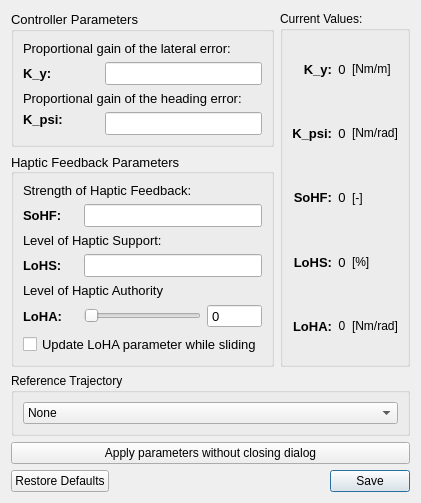
Old version of the form modules/steeringwheelcontrol/action/swcontrollers/ui/fdca_settings_ui.ui in the repository tud-hri/joan.
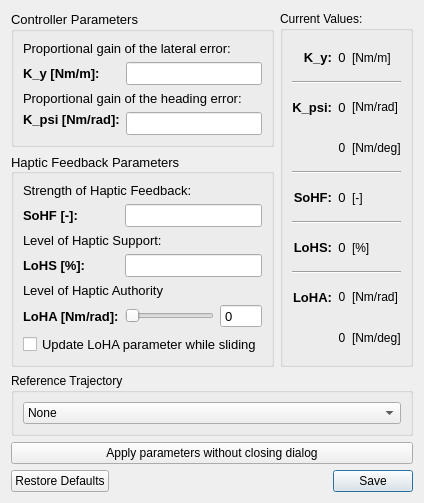
New version of the form.

Commit message: fdca plotter with legends and davids requests

```diff
--- a/modules/steeringwheelcontrol/action/swcontrollers/ui/fdca_settings_ui.ui
+++ b/modules/steeringwheelcontrol/action/swcontrollers/ui/fdca_settings_ui.ui
@@ -75,7 +75,7 @@
            </font>
           </property>
           <property name="text">
-           <string>K_y:</string>
+           <string>K_y [Nm/m]:</string>
           </property>
          </widget>
         </item>
@@ -153,7 +153,7 @@
            </font>
           </property>
           <property name="text">
-           <string>K_psi:</string>
+           <string>K_psi [Nm/rad]:</string>
           </property>
           <property name="alignment">
            <set>Qt::AlignLeading|Qt::AlignLeft|Qt::AlignTop</set>
@@ -293,7 +293,7 @@
            </font>
           </property>
           <property name="text">
-           <string>SoHF:</string>
+           <string>SoHF [-]:</string>
           </property>
          </widget>
         </item>
@@ -307,7 +307,7 @@
            </font>
           </property>
           <property name="text">
-           <string>LoHS:</string>
+           <string>LoHS [%]:</string>
           </property>
          </widget>
         </item>
@@ -321,7 +321,7 @@
            </font>
           </property>
           <property name="text">
-           <string>LoHA:</string>
+           <string>LoHA [Nm/rad]:</string>
           </property>
          </widget>
         </item>
@@ -458,17 +458,17 @@
       <string>Current Values:</string>
      </property>
      <layout class="QGridLayout" name="gridLayout_2">
-      <item row="5" column="0">
+      <item row="1" column="0">
        <layout class="QGridLayout" name="gridLayout_7">
-        <item row="3" column="1">
-         <widget class="QLabel" name="lbl_lohs">
-          <property name="font">
-           <font>
-            <pointsize>10</pointsize>
-            <weight>50</weight>
-            <bold>false</bold>
-           </font>
+        <item row="7" column="2">
+         <widget class="QLabel" name="label_14">
+          <property name="text">
+           <string>[Nm/deg]</string>
           </property>
+         </widget>
+        </item>
+        <item row="7" column="1">
+         <widget class="QLabel" name="lbl_k_psi_deg">
           <property name="text">
            <string>0</string>
           </property>
@@ -477,7 +477,7 @@
           </property>
          </widget>
         </item>
-        <item row="2" column="1">
+        <item row="9" column="1">
          <widget class="QLabel" name="lbl_sohf">
           <property name="font">
            <font>
@@ -495,6 +495,23 @@
          </widget>
         </item>
         <item row="2" column="0">
+         <widget class="QLabel" name="label_5">
+          <property name="font">
+           <font>
+            <pointsize>10</pointsize>
+            <weight>75</weight>
+            <bold>true</bold>
+           </font>
+          </property>
+          <property name="text">
+           <string>K_psi:</string>
+          </property>
+          <property name="alignment">
+           <set>Qt::AlignRight|Qt::AlignTrailing|Qt::AlignVCenter</set>
+          </property>
+         </widget>
+        </item>
+        <item row="9" column="0">
          <widget class="QLabel" name="label_4">
           <property name="font">
            <font>
@@ -511,7 +528,7 @@
           </property>
          </widget>
         </item>
-        <item row="3" column="0">
+        <item row="11" column="0">
          <widget class="QLabel" name="label_3">
           <property name="font">
            <font>
@@ -528,23 +545,6 @@
           </property>
          </widget>
         </item>
-        <item row="1" column="0">
-         <widget class="QLabel" name="label_5">
-          <property name="font">
-           <font>
-            <pointsize>10</pointsize>
-            <weight>75</weight>
-            <bold>true</bold>
-           </font>
-          </property>
-          <property name="text">
-           <string>K_psi:</string>
-          </property>
-          <property name="alignment">
-           <set>Qt::AlignRight|Qt::AlignTrailing|Qt::AlignVCenter</set>
-          </property>
-         </widget>
-        </item>
         <item row="0" column="1">
          <widget class="QLabel" name="lbl_k_y">
           <property name="sizePolicy">
@@ -574,6 +574,33 @@
           </property>
          </widget>
         </item>
+        <item row="13" column="1">
+         <widget class="QLabel" name="lbl_loha">
+          <property name="text">
+           <string>0</string>
+          </property>
+          <property name="alignment">
+           <set>Qt::AlignCenter</set>
+          </property>
+         </widget>
+        </item>
+        <item row="13" column="0">
+         <widget class="QLabel" name="label_2">
+          <property name="font">
+           <font>
+            <pointsize>10</pointsize>
+            <weight>75</weight>
+            <bold>true</bold>
+           </font>
+          </property>
+          <property name="text">
+           <string>LoHA:</string>
+          </property>
+          <property name="alignment">
+           <set>Qt::AlignRight|Qt::AlignTrailing|Qt::AlignVCenter</set>
+          </property>
+         </widget>
+        </item>
         <item row="0" column="0">
          <widget class="QLabel" name="label">
           <property name="font">
@@ -591,24 +618,7 @@
           </property>
          </widget>
         </item>
-        <item row="4" column="0">
-         <widget class="QLabel" name="label_2">
-          <property name="font">
-           <font>
-            <pointsize>10</pointsize>
-            <weight>75</weight>
-            <bold>true</bold>
-           </font>
-          </property>
-          <property name="text">
-           <string>LoHA:</string>
-          </property>
-          <property name="alignment">
-           <set>Qt::AlignRight|Qt::AlignTrailing|Qt::AlignVCenter</set>
-          </property>
-         </widget>
-        </item>
-        <item row="1" column="1">
+        <item row="2" column="1">
          <widget class="QLabel" name="lbl_k_psi">
           <property name="sizePolicy">
            <sizepolicy hsizetype="Minimum" vsizetype="Preferred">
@@ -631,25 +641,22 @@
           </property>
          </widget>
         </item>
-        <item row="4" column="1">
-         <widget class="QLabel" name="lbl_loha">
+        <item row="13" column="2">
+         <widget class="QLabel" name="label_13">
           <property name="text">
-           <string>0</string>
-          </property>
-          <property name="alignment">
-           <set>Qt::AlignCenter</set>
+           <string>[Nm/rad]</string>
           </property>
          </widget>
         </item>
-        <item row="3" column="2">
+        <item row="11" column="2">
          <widget class="QLabel" name="label_12">
           <property name="text">
            <string>[%]</string>
           </property>
          </widget>
         </item>
-        <item row="4" column="2">
-         <widget class="QLabel" name="label_13">
+        <item row="2" column="2">
+         <widget class="QLabel" name="label_9">
           <property name="text">
            <string>[Nm/rad]</string>
           </property>
@@ -662,20 +669,75 @@
           </property>
          </widget>
         </item>
-        <item row="1" column="2">
-         <widget class="QLabel" name="label_9">
-          <property name="text">
-           <string>[Nm/rad]</string>
-          </property>
-         </widget>
-        </item>
-        <item row="2" column="2">
+        <item row="9" column="2">
          <widget class="QLabel" name="label_11">
           <property name="text">
            <string>[-]</string>
           </property>
          </widget>
         </item>
+        <item row="10" column="0" colspan="3">
+         <widget class="Line" name="line_3">
+          <property name="orientation">
+           <enum>Qt::Horizontal</enum>
+          </property>
+         </widget>
+        </item>
+        <item row="1" column="0" colspan="3">
+         <widget class="Line" name="line_2">
+          <property name="orientation">
+           <enum>Qt::Horizontal</enum>
+          </property>
+         </widget>
+        </item>
+        <item row="12" column="0" colspan="3">
+         <widget class="Line" name="line_4">
+          <property name="orientation">
+           <enum>Qt::Horizontal</enum>
+          </property>
+         </widget>
+        </item>
+        <item row="14" column="1">
+         <widget class="QLabel" name="lbl_loha_deg">
+          <property name="text">
+           <string>0</string>
+          </property>
+          <property name="alignment">
+           <set>Qt::AlignCenter</set>
+          </property>
+         </widget>
+        </item>
+        <item row="14" column="2">
+         <widget class="QLabel" name="label_7">
+          <property name="text">
+           <string>[Nm/deg]</string>
+          </property>
+         </widget>
+        </item>
+        <item row="11" column="1">
+         <widget class="QLabel" name="lbl_lohs">
+          <property name="font">
+           <font>
+            <pointsize>10</pointsize>
+            <weight>50</weight>
+            <bold>false</bold>
+           </font>
+          </property>
+          <property name="text">
+           <string>0</string>
+          </property>
+          <property name="alignment">
+           <set>Qt::AlignCenter</set>
+          </property>
+         </widget>
+        </item>
+        <item row="8" column="0" colspan="3">
+         <widget class="Line" name="line">
+          <property name="orientation">
+           <enum>Qt::Horizontal</enum>
+          </property>
+         </widget>
+        </item>
        </layout>
       </item>
      </layout>
```
The commit also changes 3 other files.
